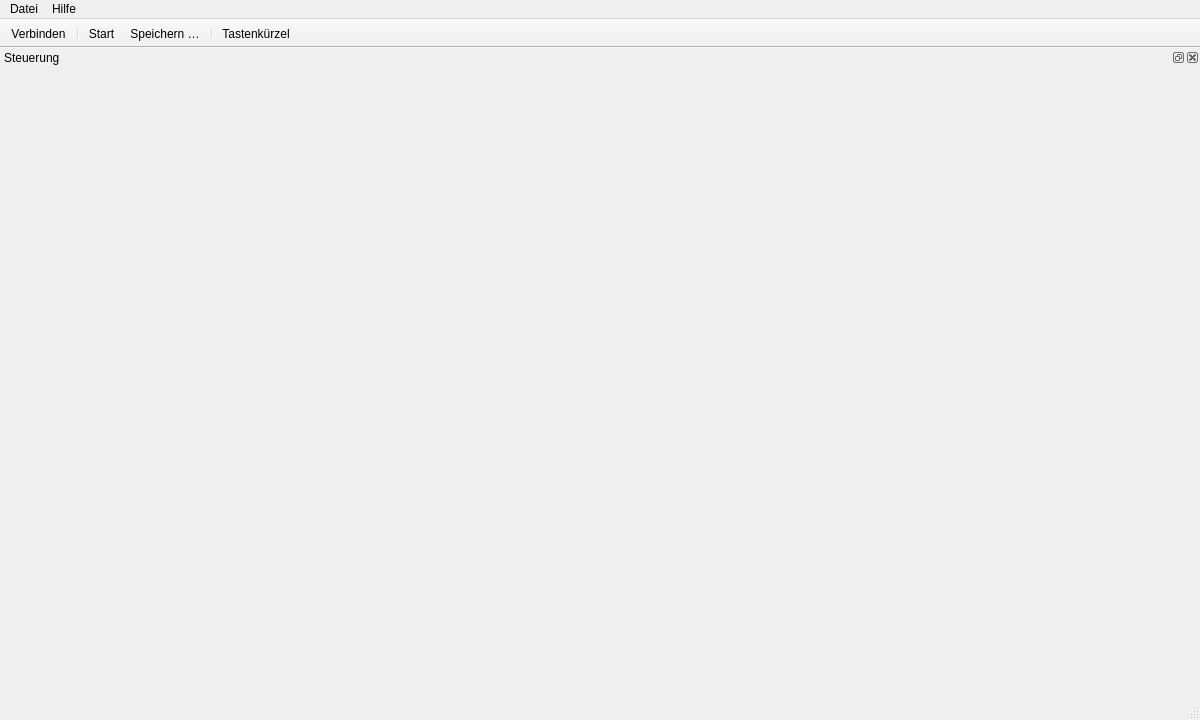
Qt form gyroscope_ui/pyqt/main_window.ui (cckssr/gyroscope-ui) before a commit.
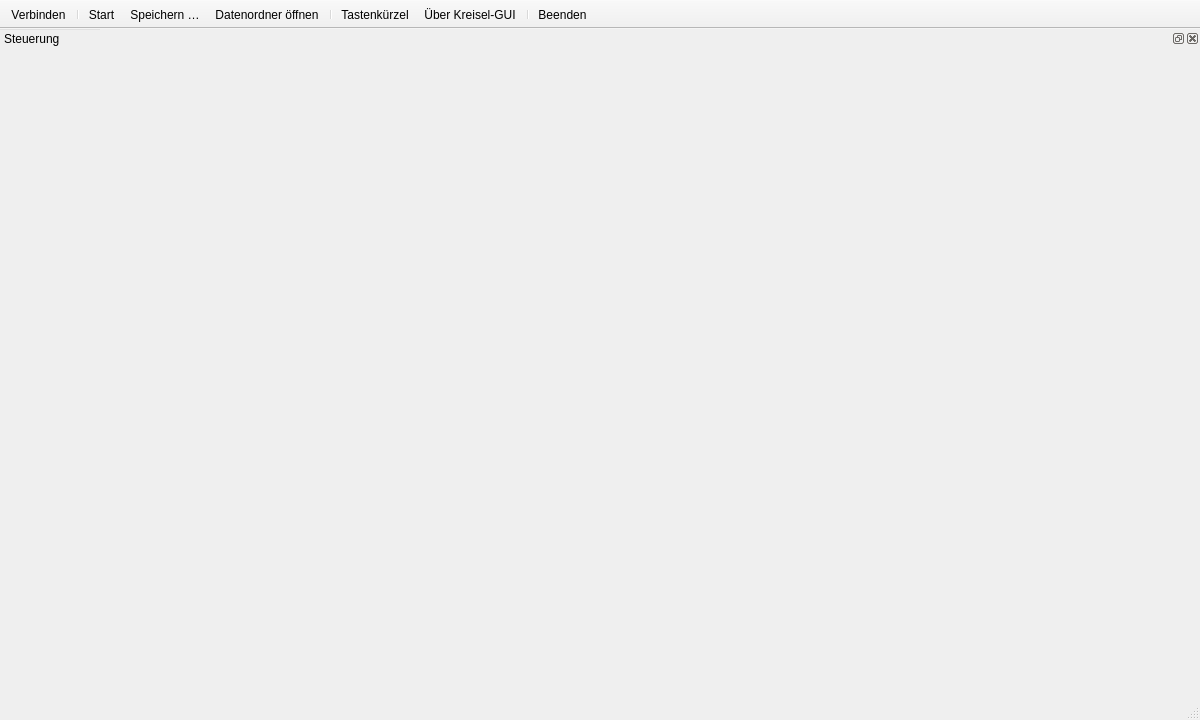
The same form after that commit.

Commit message:
feat(ui): Move the File and Help menus into the toolbar and drop the menu bar
The menu bar costs a row on small Windows screens. Datenordner öffnen,
Tastenkürzel, Über Kreisel-GUI and Beenden are toolbar actions now.

What changed in the file:
```diff
--- a/gyroscope_ui/pyqt/main_window.ui
+++ b/gyroscope_ui/pyqt/main_window.ui
@@ -14,26 +14,6 @@
    <string>Kreisel-GUI</string>
   </property>
   <widget class="QTabWidget" name="tabs"/>
-  <widget class="QMenuBar" name="menuBar">
-   <widget class="QMenu" name="menuFile">
-    <property name="title">
-     <string>Datei</string>
-    </property>
-    <addaction name="actionSave"/>
-    <addaction name="actionOpenDataFolder"/>
-    <addaction name="separator"/>
-    <addaction name="actionQuit"/>
-   </widget>
-   <widget class="QMenu" name="menuHelp">
-    <property name="title">
-     <string>Hilfe</string>
-    </property>
-    <addaction name="actionShortcuts"/>
-    <addaction name="actionAbout"/>
-   </widget>
-   <addaction name="menuFile"/>
-   <addaction name="menuHelp"/>
-  </widget>
   <widget class="QToolBar" name="toolBar">
    <property name="movable">
     <bool>false</bool>
@@ -54,8 +34,12 @@
    <addaction name="separator"/>
    <addaction name="actionStartStop"/>
    <addaction name="actionSave"/>
+   <addaction name="actionOpenDataFolder"/>
    <addaction name="separator"/>
    <addaction name="actionShortcuts"/>
+   <addaction name="actionAbout"/>
+   <addaction name="separator"/>
+   <addaction name="actionQuit"/>
   </widget>
   <widget class="QDockWidget" name="dockControls">
    <property name="features">
```
The commit also changes 3 other files.
